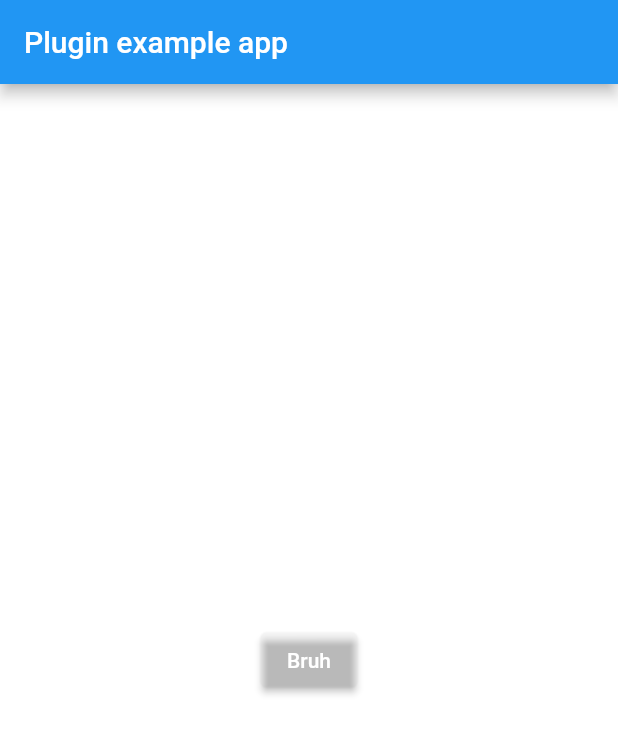
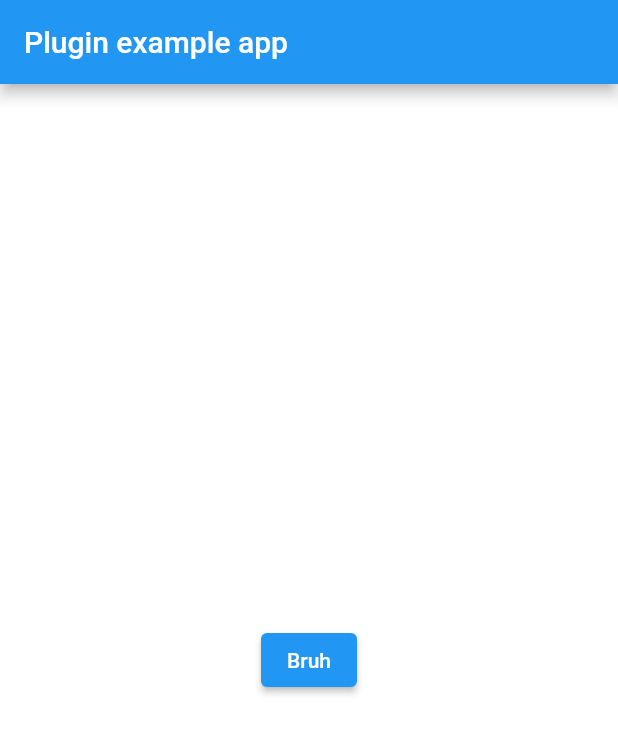
Before and after one commit to gtk-flutter/gtk_theme_fl, a Flutter app: the screen it shows after launch, on a phone screen of 412 x 824 dp. Shown: the top 734 px of the screen. Run offline on Flutter 3.47's test engine with Material 2 defaults, Android fonts, the phone set to English and light mode, and no system bars; statements that could not run were skipped.

Commit message:
feat(GtkThemeData): Add a basic ThemeData getter
Needs to be fleged out later on

```diff
--- a/example/lib/main.dart
+++ b/example/lib/main.dart
@@ -15,7 +15,7 @@ class MyApp extends StatefulWidget {
 }
 
 class _MyAppState extends State<MyApp> {
-  GtkThemeData? themeData;
+  GtkThemeData themeData = GtkThemeData(name: "Default");
 
   @override
   void initState() {
@@ -32,15 +32,13 @@ class _MyAppState extends State<MyApp> {
   @override
   Widget build(BuildContext context) {
     return MaterialApp(
+      theme: themeData.themeData,
       home: Scaffold(
-        backgroundColor: Color(themeData?.theme_base_color ?? 0),
         appBar: AppBar(
           title: const Text('Plugin example app'),
         ),
         body: Center(
           child: ElevatedButton(
-              style: ElevatedButton.styleFrom(
-                  primary: Color(themeData?.theme_selected_bg_color ?? 0)),
               onPressed: () async {
                 initPlatformState();
               },
--- a/lib/flgtk.dart
+++ b/lib/flgtk.dart
@@ -2,35 +2,40 @@
 
 import 'dart:async';
 
-import 'package:flutter/foundation.dart';
+import 'package:flutter/material.dart';
 import 'package:flutter/services.dart';
 
 class GtkThemeData {
   static const MethodChannel _channel = MethodChannel('flgtk');
 
-  String? name;
-  int? theme_fg_color;
-  int? theme_text_color;
-  int? theme_bg_color;
-  int? theme_base_color;
-  int? theme_selected_bg_color;
-  int? theme_selected_fg_color;
+  String name;
+  int theme_fg_color;
+  int theme_text_color;
+  int theme_bg_color;
+  int theme_base_color;
+  int theme_selected_bg_color;
+  int theme_selected_fg_color;
 
-  int? warning_color;
-  int? error_color;
-  int? success_color;
+  int warning_color;
+  int error_color;
+  int success_color;
 
-  GtkThemeData(
-      {required this.name,
-      this.theme_fg_color,
-      this.theme_text_color,
-      this.theme_bg_color,
-      this.theme_base_color,
-      this.theme_selected_bg_color,
-      this.theme_selected_fg_color,
-      this.warning_color,
-      this.error_color,
-      this.success_color});
+  GtkThemeData({
+    required this.name,
+    this.theme_fg_color = 0xff,
+    this.theme_text_color = 0xff,
+    this.theme_bg_color = 0xff,
+    this.theme_base_color = 0xff,
+    this.theme_selected_bg_color = 0xff,
+    this.theme_selected_fg_color = 0xff,
+    this.warning_color = 0xff,
+    this.error_color = 0xff,
+    this.success_color = 0xff,
+  });
+
+  ThemeData get themeData => ThemeData(
+        scaffoldBackgroundColor: Color(theme_base_color),
+      );
 
   static Future<Map<Object?, Object?>> _getRawData() async {
     return await _channel.invokeMethod('getThemeData');
```
